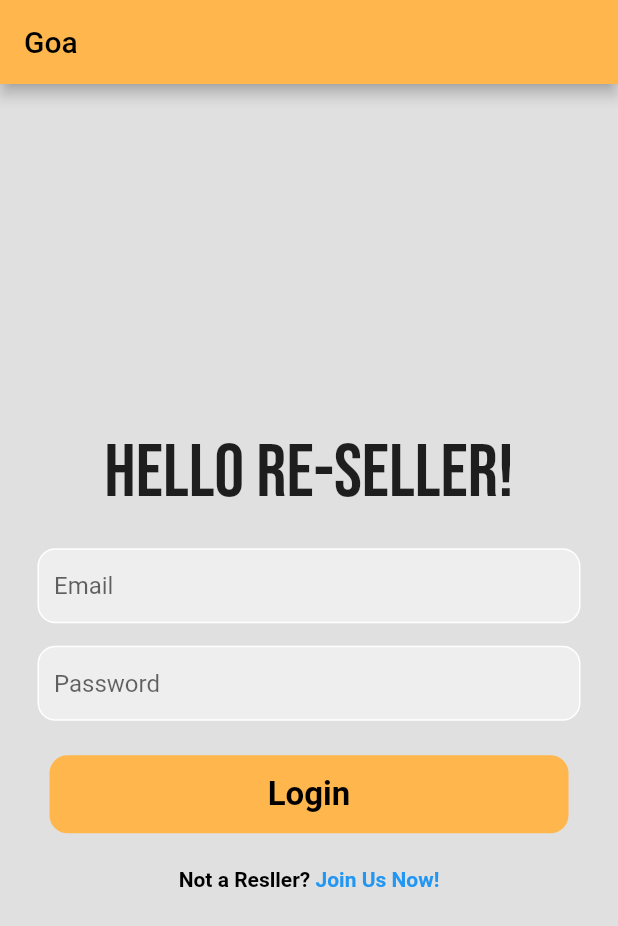
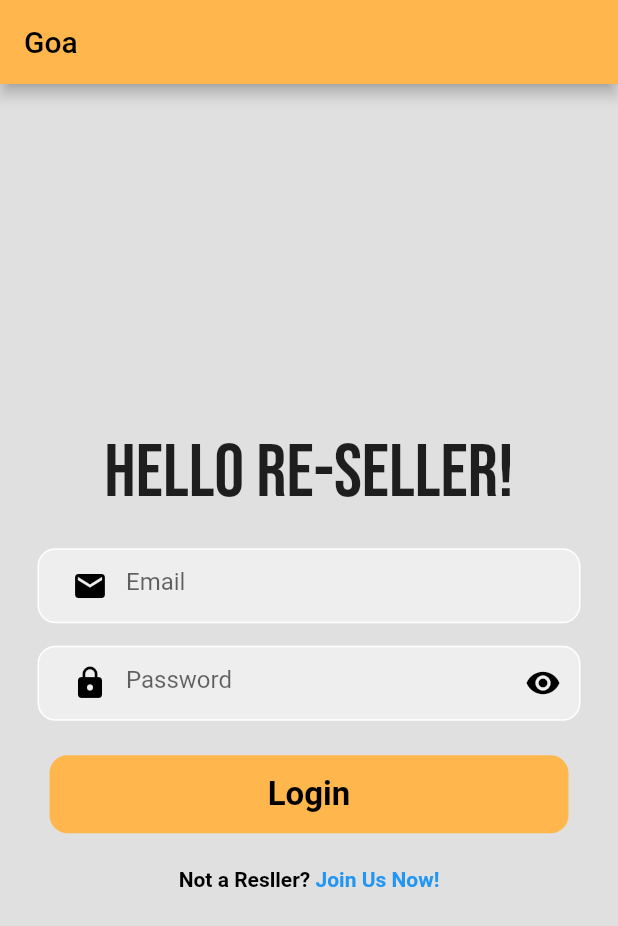
Before and after one commit to Dhananjay2601/Login_Flutter, a Flutter app: the screen it shows after launch, after a tap on "Login", on a phone screen of 412 x 824 dp. Shown: the top 926 px of the screen. Run offline on Flutter 3.47's test engine with Material 2 defaults, Android fonts, the phone set to English and light mode, and no system bars; our stand-ins replace google_fonts, shared_preferences; network calls fail.

Commit message:
Login,http connection finished

```diff
--- a/lib/main.dart
+++ b/lib/main.dart
@@ -1,15 +1,12 @@
 // ignore_for_file: prefer_const_constructors, depend_on_referenced_packages
 
-import 'package:firebase_auth/firebase_auth.dart';
 import 'package:flutter/material.dart';
+import 'package:reseller_apk/pages/add_agents.dart';
+import 'package:reseller_apk/pages/home_page.dart';
+import 'package:reseller_apk/pages/hotel_agents.dart';
 import 'package:reseller_apk/pages/login_page.dart';
-import 'package:reseller_apk/pages/main_page.dart';
-import 'package:firebase_core/firebase_core.dart';
 
 void main() async {
-  WidgetsFlutterBinding.ensureInitialized();
-  await Firebase.initializeApp();
-
   runApp(const MyApp());
 }
 
@@ -18,9 +15,13 @@ class MyApp extends StatelessWidget {
 
   @override
   Widget build(BuildContext context) {
-    return MaterialApp(
-      debugShowCheckedModeBanner: false,
-      home: MainPage(),
-    );
+    return MaterialApp(debugShowCheckedModeBanner: false, home: LoginPage(),
+        // initialRoute: "/pages/main_page.dart",
+        routes: {
+          // '/': (context) => LoginPage(),
+          '/home_page': (context) => HomePage(),
+          '/add_agents': (context) => AddAgent(),
+          '/hotel_agents': (context) => HotelAgents(),
+        });
   }
 }
--- a/lib/pages/add_agents.dart
+++ b/lib/pages/add_agents.dart
@@ -1,5 +1,4 @@
 // ignore_for_file: prefer_const_constructors, prefer_const_literals_to_create_immutables, sort_child_properties_last
-
 import 'package:flutter/material.dart';
 import 'package:reseller_apk/pages/hotel_agents.dart';
 
--- a/lib/pages/login_page.dart
+++ b/lib/pages/login_page.dart
@@ -1,10 +1,8 @@
 // ignore_for_file: prefer_const_constructors, prefer_const_literals_to_create_immutables
-
-import 'package:firebase_auth/firebase_auth.dart';
+import 'dart:convert';
 import 'package:flutter/material.dart';
 import 'package:google_fonts/google_fonts.dart';
-import 'package:reseller_apk/pages/home_page.dart';
-import 'package:reseller_apk/pages/main_page.dart';
+import 'package:http/http.dart';
 
 class LoginPage extends StatefulWidget {
   const LoginPage({super.key});
@@ -14,24 +12,32 @@ class LoginPage extends StatefulWidget {
 }
 
 class _LoginPageState extends State<LoginPage> {
-  //text controller
-  final _emailcontroller = TextEditingController();
-  final _passwordcontroller = TextEditingController();
+  bool _isLoading = false;
+  bool _isObscure = true;
+  TextEditingController emailcontroller = TextEditingController();
+  TextEditingController passwordcontroller = TextEditingController();
 
-  //signIn method
-  Future signIn() async {
-    //TODO: send email and pass to data base using controllers
-    await FirebaseAuth.instance.signInWithEmailAndPassword(
-      email: _emailcontroller.text.trim(),
-      password: _passwordcontroller.text.trim(),
+//POST req, Login function
+  void login(String email, password) async {
+    try {
+      Response response = await post(
+        Uri.parse('http://192.168.43.238:3000/auth/signin'),
+        body: {
+          'phoneOrEmail': email,
+          'password': password,
+        },
       );
+      if (response.statusCode == 200) {
+        Navigator.pushNamed(context, '/home_page');
+        var data = jsonDecode(response.body.toString());
+        print(data);
+        print('Login successfully');
+      } else {
+        print('Failed');
       }
-
-  @override
-  void dispose() {
-    _emailcontroller.dispose();
-    _passwordcontroller.dispose();
-    super.dispose();
+    } catch (e) {
+      print(e.toString());
+    }
   }
 
   @override
@@ -45,7 +51,11 @@ class _LoginPageState extends State<LoginPage> {
         ),
       ),
       backgroundColor: Colors.grey[300],
-      body: SafeArea(
+      body: _isLoading
+          ? Center(
+              child: CircularProgressIndicator(),
+            )
+          : SafeArea(
               child: Center(
                 child: Column(
                   mainAxisAlignment: MainAxisAlignment.center,
@@ -68,13 +78,19 @@ class _LoginPageState extends State<LoginPage> {
                         ),
                         child: Padding(
                           padding: const EdgeInsets.only(left: 10.0),
-                    child: TextField(
+                          child: TextFormField(
                             keyboardType: TextInputType.emailAddress,
-                      controller: _emailcontroller,
+// TODO Add email validator here
+                            controller: emailcontroller,
                             decoration: InputDecoration(
                                 border: InputBorder.none,
                                 hintText: ('Email'),
+                                prefixIcon: Visibility(
+                                  child: Icon(
+                                    Icons.email,
+                                    color: Colors.black,
                                   ),
+                                )),
                           ),
                         ),
                       ),
@@ -92,13 +108,32 @@ class _LoginPageState extends State<LoginPage> {
                         ),
                         child: Padding(
                           padding: const EdgeInsets.only(left: 10.0),
-                    child: TextField(
-                      controller: _passwordcontroller,
-                      obscureText: true,
+                          child: TextFormField(
+                            //TODO Insert password validation here
+                            controller: passwordcontroller,
+                            obscureText: _isObscure,
                             decoration: InputDecoration(
                                 border: InputBorder.none,
                                 hintText: ('Password'),
+                                suffixIcon: IconButton(
+                                  icon: Icon(
+                                    _isObscure
+                                        ? Icons.visibility
+                                        : Icons.visibility_off,
+                                    color: Colors.black,
                                   ),
+                                  onPressed: () {
+                                    setState(() {
+                                      _isObscure = !_isObscure;
+                                    });
+                                  },
+                                ),
+                                prefixIcon: Visibility(
+                                  child: Icon(
+                                    Icons.lock,
+                                    color: Colors.black,
+                                  ),
+                                )),
                           ),
                         ),
                       ),
@@ -109,11 +144,16 @@ class _LoginPageState extends State<LoginPage> {
                     Padding(
                       padding: const EdgeInsets.symmetric(horizontal: 25.0),
                       child: TextButton(
-                  // onTap: signIn,
                         onPressed: () {
-                    signIn();
+                          login(
+                            emailcontroller.text.toString(),
+                            passwordcontroller.text.toString(),
+                          );
+                          setState(() {
+                            _isLoading = false;
+                          });
+                          // Navigator.pushNamed(context, '/home_page');
                         },
-
                         child: Container(
                           padding: EdgeInsets.all(13),
                           decoration: BoxDecoration(
--- a/lib/pages/main_page.dart
+++ b/lib/pages/main_page.dart
@@ -1,10 +1,9 @@
 // ignore_for_file: prefer_const_constructors
 
-import 'package:firebase_auth/firebase_auth.dart';
+// import 'package:firebase_auth/firebase_auth.dart';
 import 'package:flutter/material.dart';
+
 import 'login_page.dart';
-import 'home_page.dart';
-
 //To Check if User logged in or not
 
 class MainPage extends StatefulWidget {
@@ -17,17 +16,19 @@ class MainPage extends StatefulWidget {
 class _MainPageState extends State<MainPage> {
   @override
   Widget build(BuildContext context) {
+    LoginPage();
     return Scaffold(
-      // //connect db here
-      body: StreamBuilder<User?>(
-          stream: FirebaseAuth.instance.authStateChanges(),
-          builder: (context, snapshot) {
-            if (snapshot.hasData) {
-              return HomePage();
-            } else {
-              return LoginPage();
-            }
-          }),
-    );
+
+        // //connect db here
+        // body: StreamBuilder<User?>(
+        //     stream: FirebaseAuth.instance.authStateChanges(),
+        //     builder: (context, snapshot) {
+        //       if (snapshot.hasData) {
+        //         return HomePage();
+        //       } else {
+        //         return LoginPage();
+        //       }
+        //     }),
+        );
   }
 }
--- a/pubspec.yaml
+++ b/pubspec.yaml
@@ -36,7 +36,10 @@ dependencies:
   # Use with the CupertinoIcons class for iOS style icons.
   cupertino_icons: ^1.0.2
   google_fonts: ^3.0.1
-  firebase_auth: ^3.9.0
+
+  http: ^0.13.5
+  shared_preferences: ^2.0.15
+  modal_progress_hud_nsn: ^0.3.0
 
 dev_dependencies:
   flutter_test:
```
Also changed, not shown: lib/pages/home_page.dart (+5 -4 lines), lib/pages/hotel_agents.dart (+56 -29 lines), pubspec.lock, 12 other files. Lines whose indentation alone changed are shown as unchanged.
